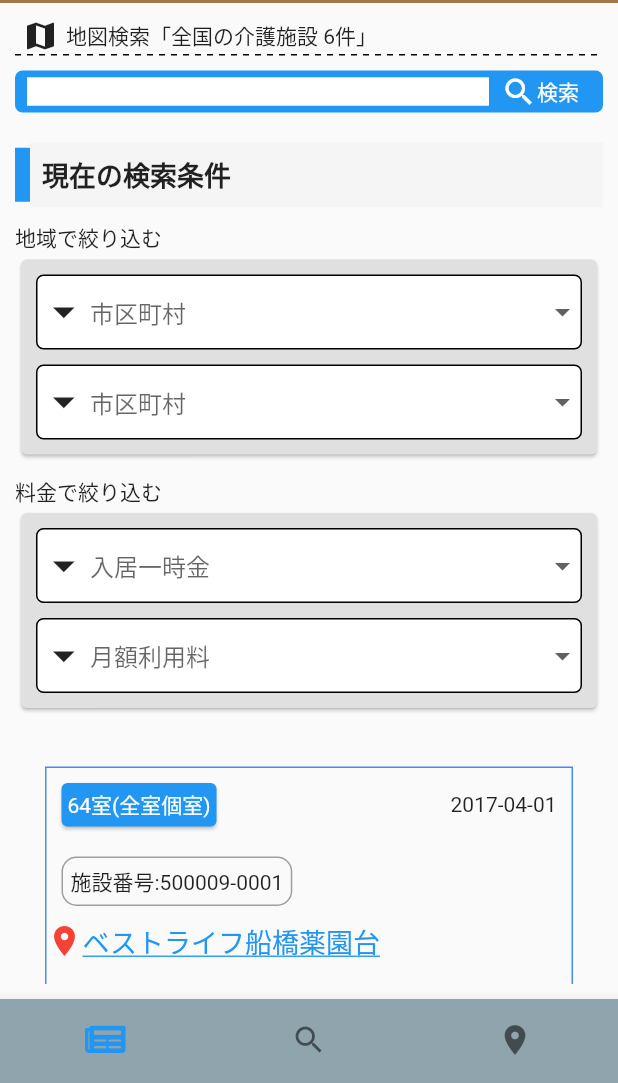
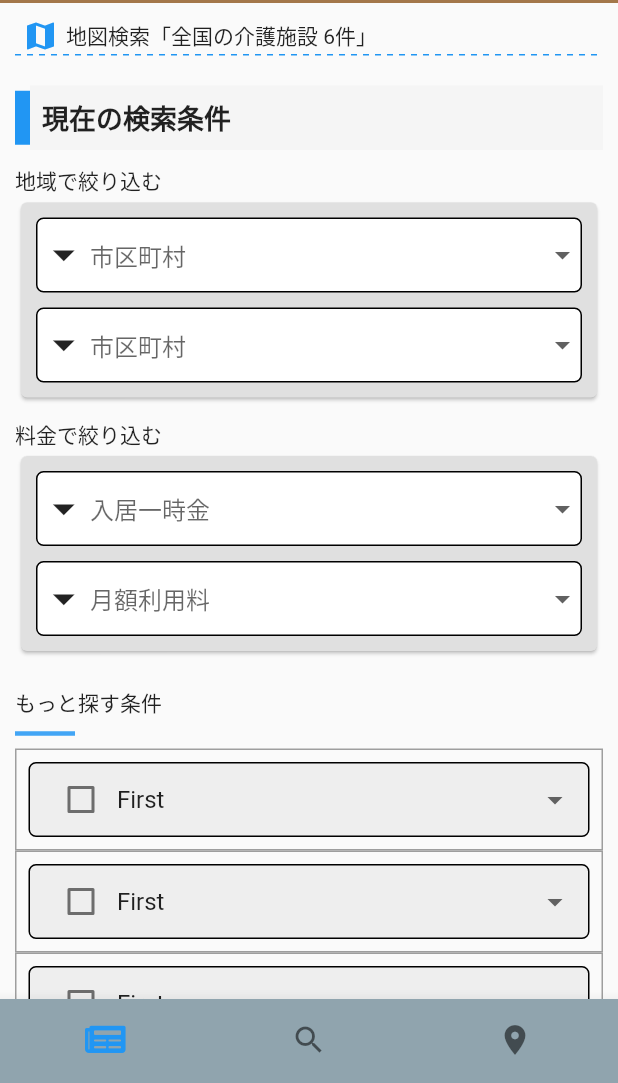
Before and after one commit to zwemansoempm/tis-mobile, a Flutter app: the screen it shows after launch, tab 2 chosen, on a phone screen of 412 x 824 dp, the part 153-1236 px from its top. Run offline on Flutter 3.47's test engine with Material 2 defaults, Android fonts, the phone set to English and light mode, and no system bars; drawn by our look-alikes of dotted_line; our stand-ins replace device_preview, dio, eva_icons_flutter, rxdart, splashscreen, timeago; network calls fail.

Commit message:
update design

```diff
--- a/lib/screens/hospital/hospital_detail.dart
+++ b/lib/screens/hospital/hospital_detail.dart
@@ -233,8 +233,8 @@ class _HospitalDetailState extends State<HospitalDetail> {
                   TableRow(
                     children: [
                       _column("日付" ,Color(0xff80919a), Colors.white),
-                      _column("午前" ,Color(0xffffffff), Colors.black),
-                      _column("午後" ,Color(0xffffffff), Colors.black),
+                      _column("午前" ,Color(0xffecf8ff), Colors.black),
+                      _column("午後" ,Color(0xffecf8ff), Colors.black),
                     ]
                   ),
                   TableRow(
@@ -336,19 +336,6 @@ class _HospitalDetailState extends State<HospitalDetail> {
               SizedBox(height: 20.0),
               _subHeader("動画"),
               _noData(),
-
-              SizedBox(height: 20.0),
-              _header("地図"),
-              //SizedBox(height: 10.0),
-
-              //Map
-              // Container(
-              //   alignment: Alignment.center,
-              //   height: 200,
-              //   width: 300,
-              //   child: Text("Map"),
-              //   color: Colors.blueGrey,
-              // ),
 
               SizedBox(height: 20.0),
               _itemHeader("公式サイト"),
--- a/lib/screens/hospital/hospital_search.dart
+++ b/lib/screens/hospital/hospital_search.dart
@@ -533,6 +533,7 @@ class _HospitalSearchState extends State<HospitalSearch> {
                           ),
                           child: Text("土曜診療",style: TextStyle(color: Colors.blue),),
                         ),
+                        SizedBox(width: 3),
                         Container(
                           padding: EdgeInsets.symmetric(horizontal: 10 , vertical: 4),
                           decoration: BoxDecoration(
@@ -541,6 +542,7 @@ class _HospitalSearchState extends State<HospitalSearch> {
                           ),
                           child: Text("日曜祝日診療",style: TextStyle(color: Colors.blue),),
                         ),
+                        SizedBox(width: 3),
                         Container(
                           padding: EdgeInsets.symmetric(horizontal: 10 , vertical: 4),
                           decoration: BoxDecoration(
@@ -572,8 +574,8 @@ class _HospitalSearchState extends State<HospitalSearch> {
                         TableRow(
                           children: [
                             _column("日付" ,Color(0xff80919a), Colors.white),
-                            _column("午前" ,Color(0xffffffff), Colors.black),
-                            _column("午後" ,Color(0xffffffff), Colors.black),
+                            _column("午前" ,Color(0xffecf8ff), Colors.black),
+                            _column("午後" ,Color(0xffecf8ff), Colors.black),
                           ]
                         ),
                         TableRow(
--- a/lib/views/nusingSearch.dart
+++ b/lib/views/nusingSearch.dart
@@ -13,137 +13,61 @@ class _NusingSearchState extends State<NusingSearch> {
 
   @override
   Widget build(BuildContext context) {
+
     return Container(
+       child: SingleChildScrollView(
                 child: Padding(
            padding: const EdgeInsets.all(10.0),
-         child: ListView(
+           child: Column(
+             crossAxisAlignment: CrossAxisAlignment.start,
              children: [
 
               Row(
                 children: [
                   SizedBox(width: 5.0),
-                Icon(Icons.map),
+                  Icon(Icons.map,color: Colors.blue),
                   SizedBox(width: 5.0),
                   Text("地図検索"),
                   Text("「全国の介護施設 6件」"),
                 ]
               ),
-            DottedLine(),
+              DottedLine(dashColor: Colors.blue,),
 
-            Card(
-              color: Colors.blue,
-              margin: EdgeInsets.only(top: 10.0),
-              elevation: 0.0,
-              shape: RoundedRectangleBorder(borderRadius: BorderRadius.circular(5.0)),
-              child: Padding(
-                padding: const EdgeInsets.symmetric(vertical : 2.0 , horizontal : 8.0),
-                child: Row(
-                  children: [
-                    Expanded(
-                      child: TextField(
-                        autofocus: false,
-                        decoration: InputDecoration.collapsed(
-                            hintText: "",
-                            filled: true,
-                            fillColor: Colors.white),
-                        onChanged: (value) {
-
-                        },
-                      ),
-                    ),
-                    SizedBox(
-                      width: 8.0,
-                    ),
-                    GestureDetector(
-                      onTap: () {
-
-                      },
-                      child: Icon(
-                        Icons.search,
-                        color: Colors.white,
-                      ),
-                    ),
-                    Text("検索" , style: TextStyle(color: Colors.white),),
-                    SizedBox(
-                      width: 8.0,
-                    ),
-
-                  ],
-                ),
-              ),
-            ),
-
-
-
-      //     ExpansionTile(
-      //   title: Text("User management"),
-
-      //   children: <Widget>[
-      //     ListTile(
-      //             title: Text(
-      //               'data'
-      //             ),
-      //           ),
-      //     Text("Users"),
-      //   Text("Add user"),
-      //   Text("Migrate users")
-      //   ],
-      // ),
-
-            // Column(
-            // children: <Widget>[
-            //   SizedBox(height:20.0),
-            //   ExpansionTile(
+              //SizedBox(height:20.0),
+              // Container(
+              //   decoration: BoxDecoration(
+              //     border: Border.all(color: Colors.grey),
+              //     borderRadius: BorderRadius.circular(5.0),
+              //   ),
+              //   child: ExpansionTile(
+              //     childrenPadding: EdgeInsets.zero,
+              //     //tilePadding: EdgeInsets.zero,
               //     title: Text(
               //       "Title",
               //       style: TextStyle(
-            //         fontSize: 18.0,
-            //         fontWeight: FontWeight.bold
+              //         //fontSize: 18.0,
+              //         //fontWeight: FontWeight.bold
               //       ),
               //     ),
               //     children: <Widget>[
-            //       ExpansionTile(
-            //         title: Text(
-            //           'Sub title',
-            //         ),
-            //         children: <Widget>[
-            //           ListTile(
-            //             title: Text('data'),
-            //           )
-            //         ],
+              //       CheckboxListTile(
+              //         title: Text("data1"),
+              //         value: true,
+              //         onChanged: (val) {
+              //           setState(() {
+              //           });
+              //         },
               //       ),
-            //       ListTile(
-            //         title: Text(
-            //           'data'
-            //         ),
+              //       CheckboxListTile(
+              //         title: Text("data2"),
+              //         value: false,
+              //         onChanged: (val) {
+              //           setState(() {
+              //           });
+              //         },
               //       )
               //     ],
               //   ),
-            // ]),
-
-
-            // Card(
-            //   child: new Column(
-            //     mainAxisAlignment: MainAxisAlignment.center,
-            //     crossAxisAlignment: CrossAxisAlignment.center,
-            //     children: <Widget>[
-            //       new GestureDetector(
-            //         onTap: ()=>setState((){
-            //           _animatedHeight!=0.0?_animatedHeight=0.0:_animatedHeight=100.0;}),
-            //         child:  new Container(
-            //         child: new Text("CLICK ME"),
-            //         color: Colors.blueAccent,
-            //         height: 25.0,
-            //           width: 100.0,
-            //       ),),
-            //       new AnimatedContainer(duration: const Duration(milliseconds: 120),
-            //         child: new Text("Toggle Me"),
-            //         height: _animatedHeight,
-            //         color: Colors.tealAccent,
-            //         width: 100.0,
-            //       )
-            //     ],
-            //   ) ,
               // ),
 
               SizedBox(height: 20.0),
@@ -212,173 +136,165 @@ class _NusingSearchState extends State<NusingSearch> {
                   ]
                 )
               ),
-            SizedBox(height: 15.0),
+              //SizedBox(height: 15.0),
 
               // Container(
-            //   alignment: Alignment.center,
-            //   height: 200,
-            //   width: 300,
-            //   child: Text("Map"),
-            //   color: Colors.blueGrey,
+              //   //padding: EdgeInsets.all(10.0),
+              //   margin: EdgeInsets.only(top: 20.0,left: 20.0, right: 20.0),
+              //   decoration: BoxDecoration(
+              //     border: Border.all(color: Colors.blueAccent)
+              //   ),
+              //   width: 250,
+
+              //   child: Column(
+
+              //     crossAxisAlignment: CrossAxisAlignment.start,
+              //     children: [
+              //       Row(
+              //         mainAxisAlignment: MainAxisAlignment.spaceBetween,
+              //         children: [
+              //           Card(
+              //             margin: EdgeInsets.all(10.0),
+              //             color: Colors.blue,
+              //             child: Padding(
+              //               padding: const EdgeInsets.all(4.0),
+              //               child: Text("64室(全室個室)", style: TextStyle(color: Colors.white),),
+              //             ),
+              //           ),
+              //           Container(
+              //             margin: EdgeInsets.only(right: 10.0),
+              //             child:Text("2017-04-01"),
+              //           )
+              //         ],
+              //       ),
+
+              //       Container(
+              //         padding: EdgeInsets.all(5.0),
+              //         margin: EdgeInsets.all(10.0),
+              //         decoration: BoxDecoration(
+              //           border: Border.all(
+              //             color: Colors.grey,
+              //           ),
+              //           borderRadius: BorderRadius.circular(10.0),
+              //         ),
+              //         child: Text("施設番号:500009-0001"),
+              //       ),
+
+              //       Row(
+              //         children: [
+              //           Icon(Icons.location_on,color: Colors.red,),
+              //           InkWell(
+              //             child: Text(
+              //               "ベストライフ船橋薬園台",
+              //               style: TextStyle(
+              //                 color: Colors.blue,
+              //                 fontSize: 18.0,
+              //                 decoration: TextDecoration.underline)
+              //             ),
+              //             onTap: (){
+              //               Navigator.push(context, MaterialPageRoute(builder: (context)=> NusingDetail()));
+              //             },
+              //           ),
+
+              //         ],
+              //       ),
+              //       Padding(
+              //         padding: const EdgeInsets.all(10.0),
+              //         child: Row(
+              //           children: [
+              //             Text("千葉県"),
+              //             Icon(Icons.double_arrow ),
+              //             Text("船橋市")
+              //           ]
+              //         ),
+              //       ),
+              //       Container(
+              //         margin: EdgeInsets.only(left: 10.0,bottom: 10.0),
+              //         child: RaisedButton(
+              //           shape: RoundedRectangleBorder(borderRadius: BorderRadius.circular(10)),
+              //           onPressed: () {},
+              //           color: Colors.green,
+              //           textColor: Colors.white,
+              //           child: const Text('介護', style: TextStyle(fontSize: 16,)),
+              //         ),
+              //       ),
+
+              //       ListTile(
+              //         leading: Image.asset(
+              //           "assets/logos/bbc-news.png",
+              //           //fit: BoxFit.fitHeight,
+              //         ),
+              //         title: Column(
+              //           crossAxisAlignment: CrossAxisAlignment.start,
+              //           children: [
+              //             Text("運営事業者名",
+              //               style: TextStyle(
+              //                 color: Colors.blue,
+              //                 fontSize: 11.0
+              //               ),
+              //             ),
+              //             Text("株式会社アスモ介護サービス",
+              //             style: TextStyle(
+              //                 fontSize: 11.0
+              //               ),
+              //             ),
+              //             Text("電話",
+              //               style: TextStyle(
+              //                 color: Colors.blue,
+              //                 fontSize: 11.0
+              //               ),
+              //             )
+              //           ]
+              //         )
+              //       ),
+              //       SizedBox(height: 10.0),
+
+              //       Container(
+              //         margin: EdgeInsets.all(10.0),
+              //         child: Table(
+              //           border: TableBorder.all(),
+              //           children: [
+              //             TableRow(
+              //               decoration: BoxDecoration(color: Colors.blue[100]),
+              //               children: [
+              //                 TableCell(child: Center(child: Text("入居時費用"),heightFactor:2.0,)),
+              //                 TableCell(child: Center(child: Text("月額費用"),heightFactor:2.0,)),
+              //               ]
+              //             ),
+              //           ]
+              //         ),
+              //       ),
+              //       Container(
+              //         margin: EdgeInsets.only(left: 10.0 , right: 10.0,bottom: 10.0),
+              //         child: Table(
+              //           border: TableBorder.all(),
+              //           children: [
+              //             TableRow(
+              //               children: [
+              //                 TableCell(child: Center(
+              //                   child: Row(
+              //                     mainAxisAlignment: MainAxisAlignment.center,
+              //                     children: [
+              //                     Text("300",style: TextStyle(color: Colors.red,),),
+              //                     SizedBox(width:5.0),
+              //                     Text("万円")
+              //                   ],),heightFactor:2.0,)),
+              //                 TableCell(child: Center(
+              //                   child: Row(
+              //                     mainAxisAlignment: MainAxisAlignment.center,
+              //                     children: [
+              //                     Text("20.25",style: TextStyle(color: Colors.red,),),
+              //                     SizedBox(width:5.0),
+              //                     Text("万円")
+              //                   ],),heightFactor:2.0,)),
+              //               ]
+              //             ),
+              //           ]
+              //         ),
+              //       ),
+              //     ],
+              //   ),
               // ),
-
-            Container(
-              //padding: EdgeInsets.all(10.0),
-              margin: EdgeInsets.only(top: 20.0,left: 20.0, right: 20.0),
-              decoration: BoxDecoration(
-                border: Border.all(color: Colors.blueAccent)
-              ),
-              width: 250,
-
-              child: Column(
-
-                crossAxisAlignment: CrossAxisAlignment.start,
-                children: [
-                  Row(
-                    mainAxisAlignment: MainAxisAlignment.spaceBetween,
-                    children: [
-                      Card(
-                        margin: EdgeInsets.all(10.0),
-                        color: Colors.blue,
-                        child: Padding(
-                          padding: const EdgeInsets.all(4.0),
-                          child: Text("64室(全室個室)", style: TextStyle(color: Colors.white),),
-                        ),
-                      ),
-                      Container(
-                        margin: EdgeInsets.only(right: 10.0),
-                        child:Text("2017-04-01"),
-                      )
-                    ],
-                  ),
-
-                  Container(
-                    padding: EdgeInsets.all(5.0),
-                    margin: EdgeInsets.all(10.0),
-                    decoration: BoxDecoration(
-                      border: Border.all(
-                        color: Colors.grey,
-                      ),
-                      borderRadius: BorderRadius.circular(10.0),
-                    ),
-                    child: Text("施設番号:500009-0001"),
-                  ),
-
-                  Row(
-                    children: [
-                      Icon(Icons.location_on,color: Colors.red,),
-                      InkWell(
-                        child: Text(
-                          "ベストライフ船橋薬園台",
-                          style: TextStyle(
-                            color: Colors.blue,
-                            fontSize: 18.0,
-                            decoration: TextDecoration.underline)
-                        ),
-                        onTap: (){
-                          Navigator.push(context, MaterialPageRoute(builder: (context)=> NusingDetail()));
-                        },
-                      ),
-
-                    ],
-                  ),
-                  Padding(
-                    padding: const EdgeInsets.all(10.0),
-                    child: Row(
-                      children: [
-                        Text("千葉県"),
-                        Icon(Icons.double_arrow ),
-                        Text("船橋市")
-                      ]
-                    ),
-                  ),
-                  Container(
-                    margin: EdgeInsets.only(left: 10.0,bottom: 10.0),
-                    child: RaisedButton(
-                      shape: RoundedRectangleBorder(borderRadius: BorderRadius.circular(10)),
-                      onPressed: () {},
-                      color: Colors.green,
-                      textColor: Colors.white,
-                      child: const Text('介護', style: TextStyle(fontSize: 16,)),
-                    ),
-                  ),
-
-                  ListTile(
-                    leading: Image.asset(
-                      "assets/logos/bbc-news.png",
-                      //fit: BoxFit.fitHeight,
-                    ),
-                    title: Column(
-                      crossAxisAlignment: CrossAxisAlignment.start,
-                      children: [
-                        Text("運営事業者名",
-                          style: TextStyle(
-                            color: Colors.blue,
-                            fontSize: 11.0
-                          ),
-                        ),
-                        Text("株式会社アスモ介護サービス",
-                        style: TextStyle(
-                            fontSize: 11.0
-                          ),
-                        ),
-                        Text("電話",
-                          style: TextStyle(
-                            color: Colors.blue,
-                            fontSize: 11.0
-                          ),
-                        )
-                      ]
-                    )
-                  ),
-                  SizedBox(height: 10.0),
-
-                  Container(
-                    margin: EdgeInsets.all(10.0),
-                    child: Table(
-                      border: TableBorder.all(),
-                      children: [
-                        TableRow(
-                          decoration: BoxDecoration(color: Colors.blue[100]),
-                          children: [
-                            TableCell(child: Center(child: Text("入居時費用"),heightFactor:2.0,)),
-                            TableCell(child: Center(child: Text("月額費用"),heightFactor:2.0,)),
-                          ]
-                        ),
-                      ]
-                    ),
-                  ),
-                  Container(
-                    margin: EdgeInsets.only(left: 10.0 , right: 10.0,bottom: 10.0),
-                    child: Table(
-                      border: TableBorder.all(),
-                      children: [
-                        TableRow(
-                          children: [
-                            TableCell(child: Center(
-                              child: Row(
-                                mainAxisAlignment: MainAxisAlignment.center,
-                                children: [
-                                Text("300",style: TextStyle(color: Colors.red,),),
-                                SizedBox(width:5.0),
-                                Text("万円")
-                              ],),heightFactor:2.0,)),
-                            TableCell(child: Center(
-                              child: Row(
-                                mainAxisAlignment: MainAxisAlignment.center,
-                                children: [
-                                Text("20.25",style: TextStyle(color: Colors.red,),),
-                                SizedBox(width:5.0),
-                                Text("万円")
-                              ],),heightFactor:2.0,)),
-                          ]
-                        ),
-                      ]
-                    ),
-                  ),
-                ],
-              ),
-            ),
               SizedBox(height: 20.0),
               Text("もっと探す条件"),
               Row(children: [
@@ -683,6 +599,7 @@ class _NusingSearchState extends State<NusingSearch> {
              ],
       ),
          ),
+       ),
     );
   }
 
--- a/lib/views/nusing_detail.dart
+++ b/lib/views/nusing_detail.dart
@@ -50,8 +50,9 @@ class _NusingDetailState extends State<NusingDetail> {
               _mailButton(),
               SizedBox(height: 10.0),
 
-              Center(
-                child: Image.asset("assets/logos/bbc-news.png",),
+              Padding(
+                padding: const EdgeInsets.all(8.0),
+                child: Image.asset("assets/logos/bbc-news.png"),
               ),
               SizedBox(height: 10.0),
               Container(
@@ -393,21 +394,6 @@ class _NusingDetailState extends State<NusingDetail> {
               _staffItem("",Colors.white),
 
               SizedBox(height: 20.0),
-              _header("地図"),
-              SizedBox(height: 10.0),
-              _mailButton(),
-
-              //SizedBox(height: 10.0),
-              //Map
-              // Container(
-              //   alignment: Alignment.center,
-              //   height: 200,
-              //   width: 300,
-              //   child: Text("Map"),
-              //   color: Colors.blueGrey,
-              // ),
-
-              SizedBox(height: 20.0),
               _itemHeader("公式サイト"),
               _itemData("https://www.asmokaigo.co.jp/facilities/sakuragi/index.html"),
               _itemHeader("メールアドレス"),
```
Lines whose indentation alone changed are shown as unchanged.
